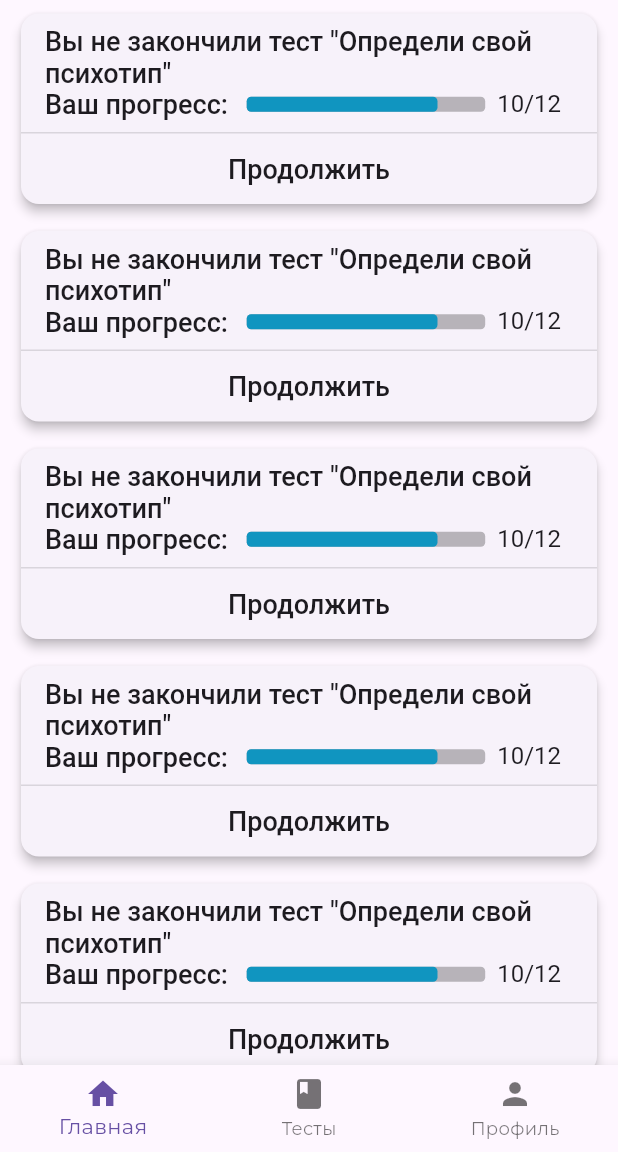
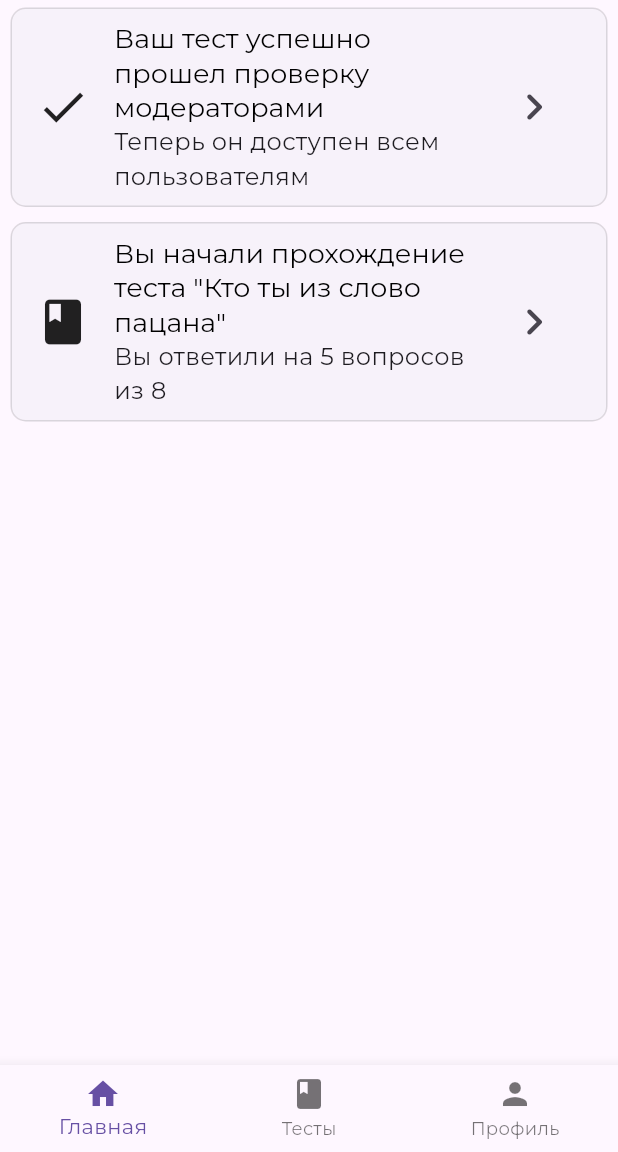
Before and after one commit to egorcherkasoff/psymetrica-mobile, a Flutter app: the screen it shows after launch, on a phone screen of 412 x 824 dp, the part 84-1236 px from its top. Run offline on Flutter 3.47's test engine with Material 3 defaults, Android fonts, the phone set to English and light mode, and no system bars; drawn by our look-alikes of percent_indicator; our stand-ins replace google_fonts; missing offline and left inert: flutter_verification_code.

Commit message:
redesigned few elements, adde temp models and data

```diff
--- a/lib/main.dart
+++ b/lib/main.dart
@@ -1,13 +1,5 @@
 import 'package:flutter/material.dart';
-import 'package:psymetrica/screens/home.dart';
-import 'package:psymetrica/screens/register.dart';
 import 'package:psymetrica/screens/tabs.dart';
-import 'package:psymetrica/screens/test_finish.dart';
-import 'package:psymetrica/screens/tests.dart';
-import 'package:psymetrica/screens/welcome.dart';
-import 'package:psymetrica/screens/test_start.dart';
-import 'package:psymetrica/screens/register_confirm.dart';
-import 'package:psymetrica/screens/test.dart';
 import 'package:psymetrica/theme.dart';
 
 void main() {
@@ -21,6 +13,7 @@ class Main extends StatelessWidget {
   Widget build(BuildContext context) {
     return MaterialApp(
       theme: appTheme,
+      debugShowCheckedModeBanner: false,
       home: const TabsScreen(),
       // initialRoute: "/",
       // routes: {
--- /dev/null
+++ b/lib/models/notification.dart
@@ -0,0 +1,20 @@
+import 'package:flutter/material.dart';
+
+enum NotificationTypes {
+  testAssigned,
+  testUnfinished,
+  testApproved,
+}
+
+class Notification {
+  const Notification(
+      {required this.title,
+      required this.description,
+      required this.type,
+      required this.icon});
+
+  final String title;
+  final String description;
+  final NotificationTypes type;
+  final Icon icon;
+}
--- a/lib/screens/home.dart
+++ b/lib/screens/home.dart
@@ -1,5 +1,6 @@
 import 'package:flutter/material.dart';
 import 'package:psymetrica/widgets/notification_card.dart';
+import 'package:psymetrica/temp_data.dart';
 
 class HomeScreen extends StatelessWidget {
   const HomeScreen({Key? key}) : super(key: key);
@@ -7,9 +8,11 @@ class HomeScreen extends StatelessWidget {
   @override
   Widget build(BuildContext context) {
     return ListView.builder(
-      itemCount: 9,
+      itemCount: tempNotifications.length,
       itemBuilder: (context, index) {
-        return const NotificationCard();
+        return NotificationCard(
+          notification: tempNotifications[index],
+        );
       },
     );
   }
--- a/lib/screens/tests.dart
+++ b/lib/screens/tests.dart
@@ -1,6 +1,7 @@
 import "package:flutter/material.dart";
 import "package:psymetrica/widgets/filter_button.dart";
 import "package:psymetrica/widgets/test_card.dart";
+import 'package:psymetrica/temp_data.dart';
 
 class TestsScreen extends StatefulWidget {
   const TestsScreen({super.key});
@@ -25,9 +26,9 @@ class _TestsScreenState extends State<TestsScreen> {
               ListView.builder(
                 physics: const NeverScrollableScrollPhysics(),
                 shrinkWrap: true,
-                itemCount: 2,
+                itemCount: tempTests.length,
                 itemBuilder: (context, index) {
-                  return const TestCard();
+                  return TestCard(test: tempTests[index]);
                 },
               ),
             ],
--- /dev/null
+++ b/lib/temp_data.dart
@@ -0,0 +1,39 @@
+import 'package:psymetrica/models/notification.dart' as nfc;
+import 'package:flutter/material.dart';
+import 'package:psymetrica/models/test.dart';
+
+const List<nfc.Notification> tempNotifications = [
+  nfc.Notification(
+    title: "Ваш тест успешно прошел проверку модераторами",
+    description: "Теперь он доступен всем пользователям",
+    type: nfc.NotificationTypes.testAssigned,
+    icon: Icon(
+      Icons.check,
+      size: 36,
+      color: Colors.black87,
+    ),
+  ),
+  nfc.Notification(
+    title: "Вы начали прохождение теста \"Кто ты из слово пацана\"",
+    description: "Вы ответили на 5 вопросов из 8",
+    type: nfc.NotificationTypes.testAssigned,
+    icon: Icon(
+      Icons.book,
+      size: 36,
+      color: Colors.black87,
+    ),
+  ),
+];
+
+const List<Test> tempTests = [
+  Test(
+      title: "Кто ты из слова пацана",
+      description:
+          "Этот тест позволит тебе наконец понять - кто ты из персонажей \"Слова пацана\"",
+      questionsCount: 10),
+  Test(
+      title: "Тест на дисперсию",
+      description:
+          "Этот тест предназначен для тех, кто считает что у него депресия в 0 лет",
+      questionsCount: 38),
+];
--- a/lib/theme.dart
+++ b/lib/theme.dart
@@ -4,8 +4,8 @@ import 'package:google_fonts/google_fonts.dart';
 final appTheme = ThemeData(
   primaryColor: const Color(0xff1095c0),
   textTheme: GoogleFonts.montserratTextTheme().copyWith(
-    displayMedium: const TextStyle(fontSize: 18.0, fontWeight: FontWeight.w500),
-    displayLarge: const TextStyle(fontSize: 20.0, fontWeight: FontWeight.w600),
+    displayMedium: const TextStyle(fontSize: 20.0),
+    displayLarge: const TextStyle(fontSize: 24.0),
     displaySmall: const TextStyle(fontSize: 16.0),
   ),
 );
--- a/lib/widgets/notification_card.dart
+++ b/lib/widgets/notification_card.dart
@@ -1,50 +1,43 @@
 import 'package:flutter/material.dart';
-import 'package:percent_indicator/linear_percent_indicator.dart';
 import 'package:psymetrica/screens/test.dart';
+import 'package:psymetrica/models/notification.dart' as nfc;
 
-class NotificationCard extends StatefulWidget {
-  const NotificationCard({
-    super.key,
-  });
+class NotificationCard extends StatelessWidget {
+  const NotificationCard({super.key, required this.notification});
+
+  final nfc.Notification notification;
 
   @override
-  State<NotificationCard> createState() => NotificationCardState();
-}
-
-class NotificationCardState extends State<NotificationCard> {
-  @override
   Widget build(BuildContext context) {
-    return Container(
-      margin: const EdgeInsets.symmetric(horizontal: 10.0, vertical: 5.0),
-      child: Card(
-        elevation: 3,
-        child: Column(
-          mainAxisSize: MainAxisSize.min,
-          children: [
-            ListTile(
+    return Card(
+      margin: const EdgeInsets.symmetric(vertical: 5, horizontal: 7),
+      elevation: 0,
+      child: Container(
+        decoration: BoxDecoration(
+            border: Border.all(color: Colors.black12, width: 1),
+            borderRadius: BorderRadius.circular(10)),
+        child: ListTile(
+          leading: notification.icon,
           title: Text(
-                "Вы не закончили тест \"Определи свой психотип\"",
-                style: Theme.of(context).textTheme.displayMedium,
+            notification.title,
+            style: Theme.of(context)
+                .textTheme
+                .titleLarge!
+                .copyWith(fontSize: 18, color: Colors.black),
           ),
-              subtitle: LinearPercentIndicator(
-                leading: Text(
-                  "Ваш прогресс: ",
-                  style: Theme.of(context).textTheme.displayMedium,
+          subtitle: Text(
+            notification.description,
+            style:
+                Theme.of(context).textTheme.bodyMedium!.copyWith(fontSize: 16),
           ),
-                padding: const EdgeInsets.only(left: 8.0, right: 8.0),
-                lineHeight: 10.0,
-                backgroundColor: Colors.black26,
-                trailing: Text(
-                  "10/12",
-                  style: Theme.of(context).textTheme.displaySmall,
+          trailing: IconButton(
+            padding: EdgeInsets.zero,
+            iconSize: 36,
+            splashColor: Theme.of(context).primaryColor,
+            icon: const Icon(
+              Icons.chevron_right_rounded,
             ),
-                percent: 0.8,
-                barRadius: const Radius.circular(3),
-                progressColor: Theme.of(context).primaryColor,
-              ),
-            ),
-            InkWell(
-              onTap: () {
+            onPressed: () {
               Navigator.push(
                 context,
                 MaterialPageRoute(
@@ -54,23 +47,7 @@ class NotificationCardState extends State<NotificationCard> {
                 ),
               );
             },
-              splashColor: Theme.of(context).primaryColor,
-              child: Container(
-                width: double.infinity,
-                alignment: Alignment.center,
-                height: 48.0,
-                decoration: const BoxDecoration(
-                  border: Border(
-                    top: BorderSide(color: Colors.black12),
           ),
-                ),
-                child: Text(
-                  "Продолжить",
-                  style: Theme.of(context).textTheme.displayMedium,
-                ),
-              ),
-            ),
-          ],
         ),
       ),
     );
--- a/pubspec.yaml
+++ b/pubspec.yaml
@@ -37,6 +37,8 @@ dependencies:
     google_fonts: ^6.1.0
     percent_indicator: ^4.2.3
     flutter_verification_code: ^1.1.7
+    flutter_riverpod: ^2.4.9
+    http: ^1.1.0
 
 dev_dependencies:
     flutter_test:
```
Also changed, not shown: lib/models/test.dart (added, +10 -0 lines), lib/screens/test_start.dart (+67 -48 lines), lib/widgets/test_card.dart (+34 -32 lines), pubspec.lock. Lines whose indentation alone changed are shown as unchanged.
